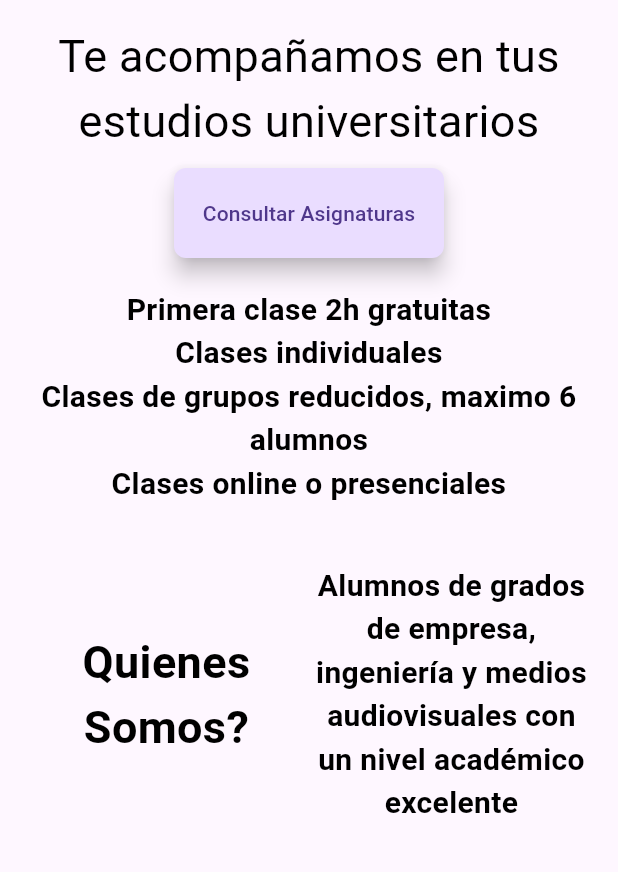
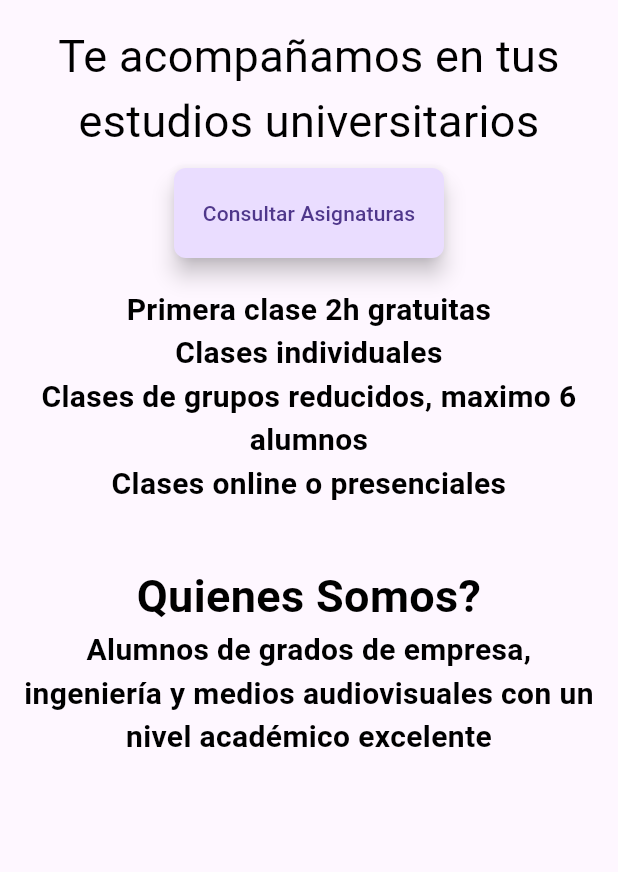
Before and after one commit to Linsoriano10/HelpingUNI, a Flutter app: the screen it shows after launch, on a phone screen of 412 x 824 dp, the part 150-1022 px from its top. Run offline on Flutter 3.47's test engine with Material 3 defaults, Android fonts, the phone set to English and light mode, and no system bars; missing offline and left inert: dart:html.

Commit message:
homepage update

```diff
--- a/lib/pages/home.dart
+++ b/lib/pages/home.dart
@@ -30,7 +30,6 @@ class MyHomePage extends StatelessWidget {
                       textAlign: TextAlign.center,
                     ),
                     const SizedBox(height: 10),
-
                     Align(
                       alignment: Alignment.center,
                       child: SizedBox(
@@ -84,10 +83,7 @@ class MyHomePage extends StatelessWidget {
                       ],
                     ),
                     const SizedBox(height: 10),
-                    const Row(
-                      mainAxisAlignment: MainAxisAlignment.center,
-                      children: [
-                        Flexible(
+                    const Flexible(
                       child: Text(
                         'Quienes Somos?',
                         style: TextStyle(
@@ -98,7 +94,7 @@ class MyHomePage extends StatelessWidget {
                         textAlign: TextAlign.center,
                       ),
                     ),
-                        Flexible(
+                    const Flexible(
                       child: Align(
                         alignment: Alignment.center,
                         child: SizedBox(
@@ -117,8 +113,6 @@ class MyHomePage extends StatelessWidget {
                     ),
                   ],
                 ),
-                  ],
-                ),
               ),
             ),
           );
```
Also changed, not shown: lib/pages/precios.dart (+8 -15 lines), 3 other files. Lines whose indentation alone changed are shown as unchanged.
